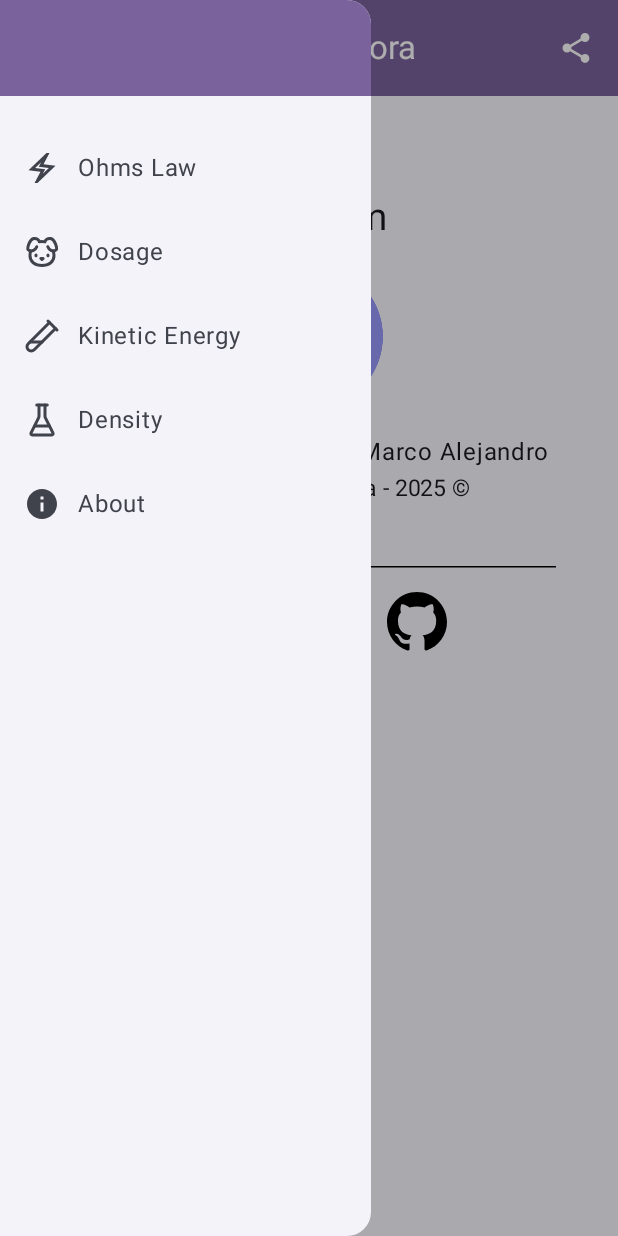
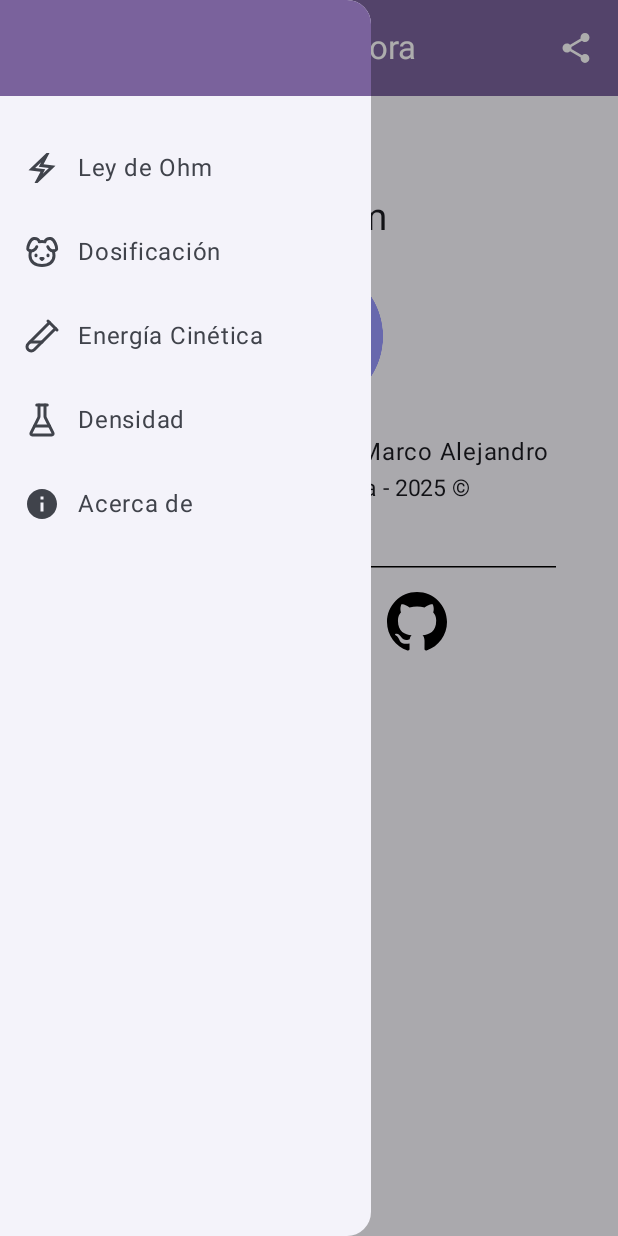
Before and after one commit to Alejandro-Vigi/VigiForm, an Android app built with Jetpack Compose: the AboutScreen screen opened through its navigation route, after a tap on "Menú", on a phone screen of 412 x 824 dp. Run offline under Robolectric (Android 15) with nearby library versions, the phone set to English and light mode, and no system bars.

Commit message:
Añadiendo 4 idiomas: Español (default), Inglés, Japonés y Ruso.

```diff
--- a/app/src/main/res/values/strings.xml
+++ b/app/src/main/res/values/strings.xml
@@ -1,23 +1,23 @@
 <resources>
-    <string name="app_name">VigiForm</string>
+    <string name="app_name" translatable="false">VigiForm</string>
 
     <!-- Items.kt -->
-    <string name="ohms_law">Ohms Law</string>
-    <string name="dosage">Dosage</string>
-    <string name="kinetic_energy">Kinetic Energy</string>
-    <string name="density">Density</string>
-    <string name="about">About</string>
-    <string name="ohms_law2">OhmsLaw</string>
-    <string name="kinetic_energy2">KineticEnergy</string>
+    <string name="ohms_law">Ley de Ohm</string>
+    <string name="dosage">Dosificación</string>
+    <string name="kinetic_energy">Energía Cinética</string>
+    <string name="density">Densidad</string>
+    <string name="about">Acerca de</string>
+    <string name="ohms_law2" translatable="false">LeyOhm</string>
+    <string name="kinetic_energy2" translatable="false">EnergíaCinética</string>
 
     <!-- Icons.kt -->
-    <string name="dog">Dog</string>
-    <string name="electricBolt">Electric_bolt</string>
-    <string name="testTube_diagonal">TestTubeDiagonal</string>
-    <string name="flaskConical">FlaskConical</string>
-    <string name="instagram">Instagram</string>
-    <string name="linkedin">LinkedinLogo</string>
-    <string name="github">Github</string>
+    <string name="dog" translatable="false">Dog</string>
+    <string name="electricBolt" translatable="false">Electric_bolt</string>
+    <string name="testTube_diagonal" translatable="false">TestTubeDiagonal</string>
+    <string name="flaskConical" translatable="false">FlaskConical</string>
+    <string name="instagram" translatable="false">Instagram</string>
+    <string name="linkedin" translatable="false">LinkedinLogo</string>
+    <string name="github" translatable="false">Github</string>
 
     <!-- AboutScreen.kt-->
     <string name="icon_description">Icono de fórmula</string>
@@ -25,22 +25,22 @@
     <string name="faculty">Facultad de Ingeniería - 2025 ©</string>
     <string name="version">Version: 1.0</string>
     <string name="instagram_description">Instagram Icon</string>
-    <string name="url_instagram">https://www.instagram.com/alejandro_vigi</string>
+    <string name="url_instagram" translatable="false">https://www.instagram.com/alejandro_vigi</string>
     <string name="linkedin_description">LinkedIn Icon</string>
-    <string name="url_linkedin">https://www.linkedin.com/in/alejandro-vigi/</string>
+    <string name="url_linkedin" translatable="false">https://www.linkedin.com/in/alejandro-vigi/</string>
     <string name="github_description">Github Icon</string>
-    <string name="url_github">https://github.com/Alejandro-Vigi</string>
+    <string name="url_github" translatable="false">https://github.com/Alejandro-Vigi</string>
 
     <!-- Multiple Screens -->
     <string name="label_where">En dónde:</string>
     <string name="division_by_zero">No se puede dividir entre cero.</string>
-    <string name="equal">=</string>
+    <string name="equal" translatable="false">=</string>
 
     <!-- DensityScreen.kt-->
     <string name="form_density">Fórmula de la Densidad</string>
-    <string name="density_letter">ρ =</string>
-    <string name="mass_leter">m</string>
-    <string name="volume_letter">V</string>
+    <string name="density_letter" translatable="false">ρ =</string>
+    <string name="mass_leter" translatable="false">m</string>
+    <string name="volume_letter" translatable="false">V</string>
     <string name="density_screen">ρ  =  Densidad</string>
     <string name="mass">m =  Masa</string>
     <string name="volume">V  =  Volumen</string>
@@ -54,9 +54,9 @@
 
     <!-- DosageScreen.kt-->
     <string name="form_dosage">Fórmula de la Dosis del Fármaco</string>
-    <string name="dosage_letter">D</string>
-    <string name="dosage_r">Dᵣ</string>
-    <string name="concentration">Cᶠ</string>
+    <string name="dosage_letter" translatable="false">D</string>
+    <string name="dosage_r" translatable="false">Dᵣ</string>
+    <string name="concentration" translatable="false">Cᶠ</string>
     <string name="dosage_screen">D  = Dosis de fármaco</string>
     <string name="dosage_r_screen">Dᵣ = Dosis requerida</string>
     <string name="dosage_concentration_screen">Cᶠ = Concentración del fármaco</string>
@@ -77,10 +77,10 @@
 
     <!-- KineticEnergyScreen.kt-->
     <string name="form_kinetic_energy">Fórmula de la Energía Cinética</string>
-    <string name="kinetic_letter">Eₖ</string>
-    <string name="one">1</string>
-    <string name="two">2</string>
-    <string name="mv2">mv²</string>
+    <string name="kinetic_letter" translatable="false">Eₖ</string>
+    <string name="one" translatable="false">1</string>
+    <string name="two" translatable="false">2</string>
+    <string name="mv2" translatable="false">mv²</string>
     <string name="kinetic">E  = Energía cinética</string>
     <string name="kinetic_mass">m = Masa</string>
     <string name="kinetic_velocity">v  = Velocidad</string>
@@ -93,9 +93,9 @@
 
     <!-- OhmsLawScreen.kt-->
     <string name="form_ohm">Fórmulas Ley de Ohm</string>
-    <string name="ohm_one">V = I × R</string>
-    <string name="ohm_two">I = V / R</string>
-    <string name="ohm_three">R = V / I</string>
+    <string name="ohm_one" translatable="false">V = I × R</string>
+    <string name="ohm_two" translatable="false">I = V / R</string>
+    <string name="ohm_three" translatable="false">R = V / I</string>
     <string name="ohm_current">Corriente [A]</string>
     <string name="ohm_resistance">Resistencia [Ω]</string>
     <string name="ohm_voltage">Voltaje [V]</string>
@@ -115,6 +115,6 @@
     <string name="menu">Menú</string>
     <string name="share_link">Compartir enlace</string>
     <string name="share">Compartir</string>
-    <string name="share_link2">https://github.com/Alejandro-Vigi/VigiForm</string>
+    <string name="share_link2" translatable="false">https://github.com/Alejandro-Vigi/VigiForm</string>
 
 </resources>
```
Also changed, not shown: 3 other files.
